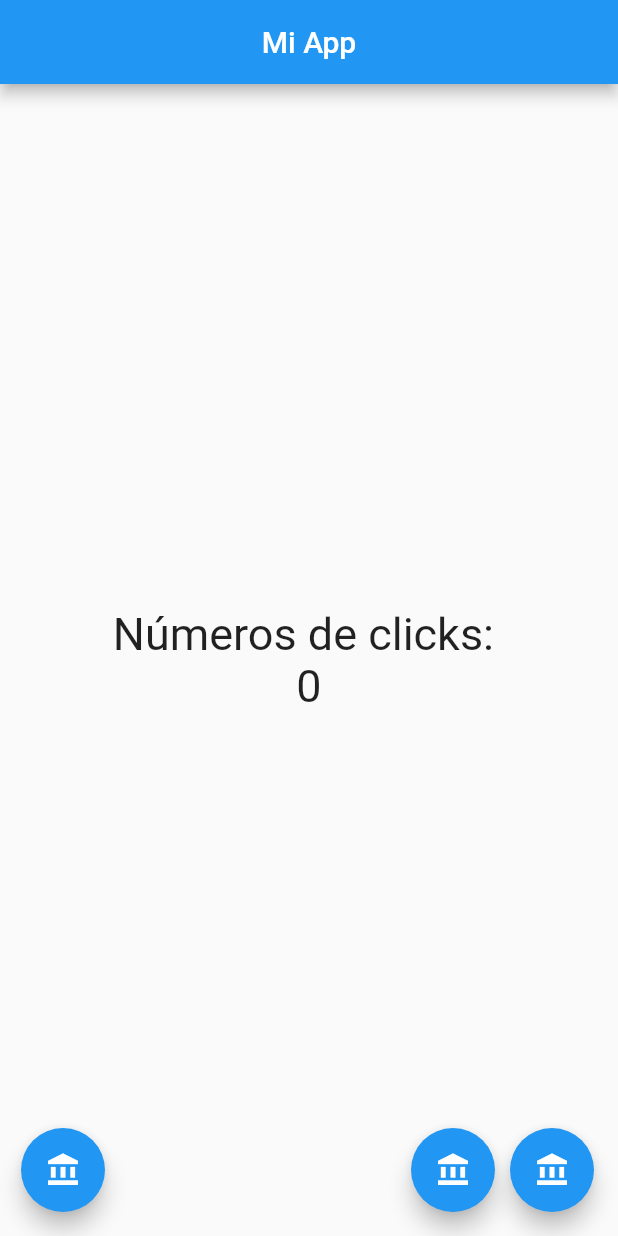
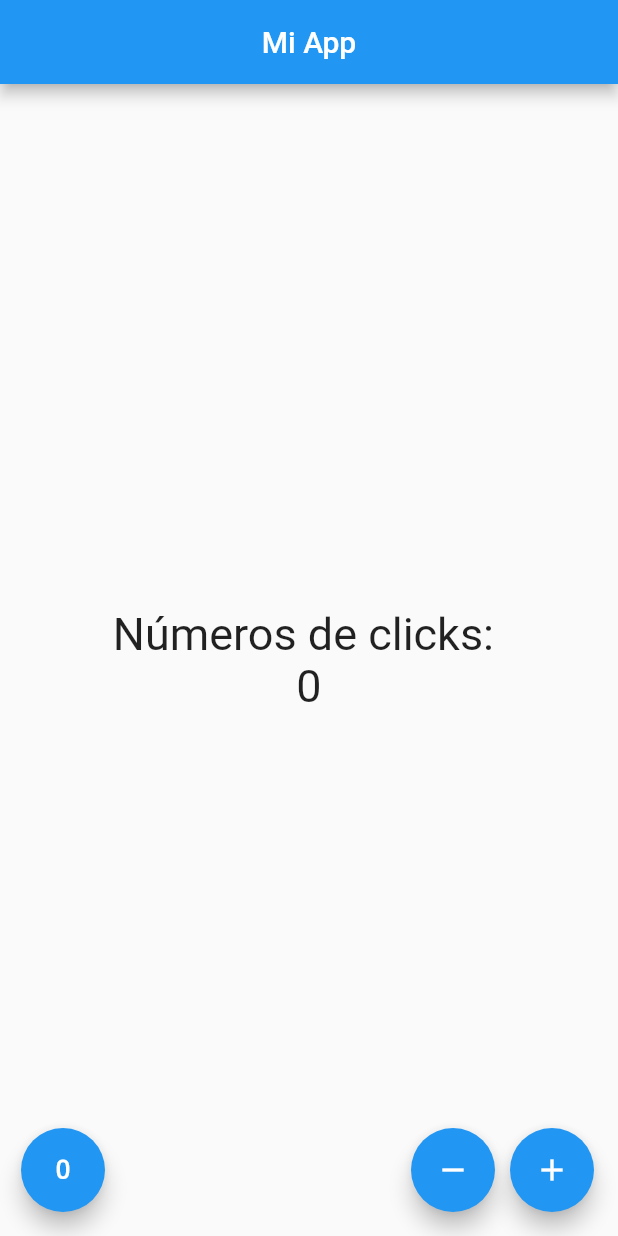
Before and after one commit to stev1494/First-App--Flutter, a Flutter app: the screen it shows after launch, on a phone screen of 412 x 824 dp. Run offline on Flutter 3.47's test engine with Material 2 defaults, Android fonts, the phone set to English and light mode, and no system bars.

Commit message:
Funcionalidad de botones

```diff
--- a/lib/src/app.dart
+++ b/lib/src/app.dart
@@ -11,6 +11,7 @@ class MyApp extends StatelessWidget {
     //context contiene informacion del arbol de widgets
 
     return MaterialApp(
+        debugShowCheckedModeBanner: false,
         home: Center(
           //child: HomePage(),
           child: ContadorPage(),
--- a/lib/src/pages/contador_page.dart
+++ b/lib/src/pages/contador_page.dart
@@ -51,11 +51,11 @@ int _conteo = 0;
       mainAxisAlignment: MainAxisAlignment.end,
       children: <Widget>[
             SizedBox( width: 30.0 ),
-            FloatingActionButton( child: Icon(Icons.account_balance), onPressed: null),
+            FloatingActionButton( child: Icon(Icons.exposure_zero), onPressed: _reset),
             Expanded(child: SizedBox()),
-            FloatingActionButton( child: Icon(Icons.account_balance), onPressed: null,),
+            FloatingActionButton( child: Icon(Icons.remove), onPressed: _sustraer),
             SizedBox( width: 10.0),
-            FloatingActionButton( child: Icon(Icons.account_balance), onPressed: null,),
+            FloatingActionButton( child: Icon(Icons.add), onPressed: _agregar),
 
       ],
 
@@ -64,4 +64,20 @@ int _conteo = 0;
 
   }
 
+  void _agregar(){
+
+    setState(() => _conteo++);
+  }
+
+  void _sustraer(){
+
+    setState(()=> _conteo--);
+  }
+
+
+  void _reset(){
+
+    setState(()=>_conteo = 0);
+  }
+
 }
```
